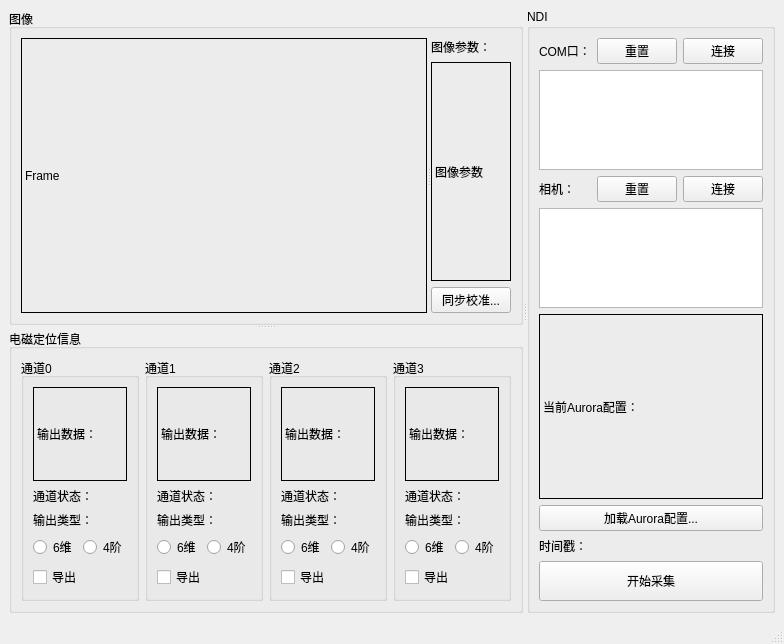
Backlory/VideoPoseSampler_QT, file mainwindow.ui: the form before one commit.
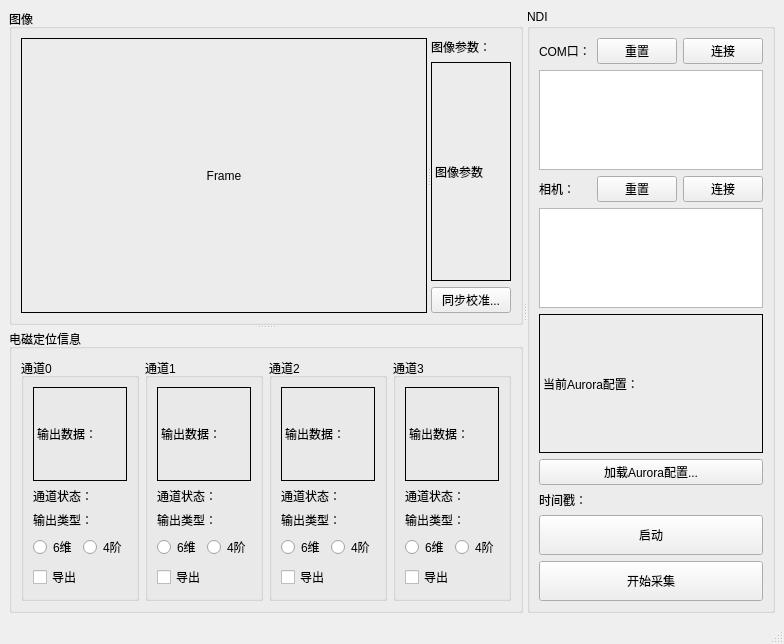
The form after the commit.

Patch:
```diff
--- a/mainwindow.ui
+++ b/mainwindow.ui
@@ -60,7 +60,7 @@
            </property>
            <widget class="QLabel" name="OpcvF_LableFrame">
             <property name="sizePolicy">
-             <sizepolicy hsizetype="Expanding" vsizetype="Preferred">
+             <sizepolicy hsizetype="Ignored" vsizetype="Ignored">
               <horstretch>2</horstretch>
               <verstretch>0</verstretch>
              </sizepolicy>
@@ -71,6 +71,9 @@
             <property name="text">
              <string>Frame</string>
             </property>
+            <property name="alignment">
+             <set>Qt::AlignCenter</set>
+            </property>
            </widget>
            <widget class="QWidget" name="layoutWidget">
             <layout class="QVBoxLayout" name="verticalLayout_2">
@@ -665,6 +668,25 @@
           </property>
          </widget>
         </item>
+        <item>
+         <widget class="QPushButton" name="Export_Pb_runPause">
+          <property name="sizePolicy">
+           <sizepolicy hsizetype="Expanding" vsizetype="Fixed">
+            <horstretch>0</horstretch>
+            <verstretch>0</verstretch>
+           </sizepolicy>
+          </property>
+          <property name="minimumSize">
+           <size>
+            <width>0</width>
+            <height>40</height>
+           </size>
+          </property>
+          <property name="text">
+           <string>启动</string>
+          </property>
+         </widget>
+        </item>
         <item>
          <widget class="QPushButton" name="Export_Pb">
           <property name="sizePolicy">
```
